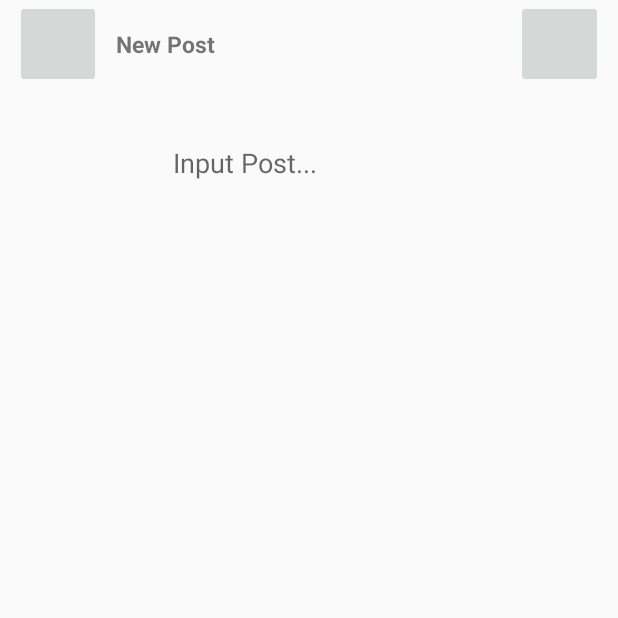
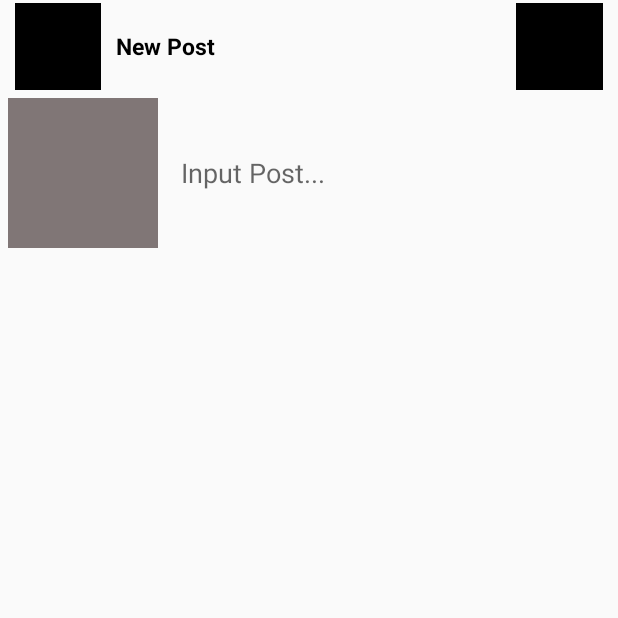
Before and after one commit to CodingVirus/Android_SNS_Project, an Android app: the AddPostActivity screen opened directly, with no data from a screen before it, on a phone screen of 412 x 824 dp, the top half of it. Run offline under Robolectric (Android 15) with nearby library versions, the phone set to English and light mode, and no system bars; our stand-ins replace Firebase (no records; nobody signed in at launch, a user with empty details on screens opened directly).

Commit message:
중간 저장

```diff
--- a/app/build.gradle.kts
+++ b/app/build.gradle.kts
@@ -52,7 +52,10 @@ dependencies {
     implementation("androidx.constraintlayout:constraintlayout:2.1.4")
     implementation("com.google.firebase:firebase-auth:22.3.0")
     implementation("com.google.firebase:firebase-storage:20.3.0")
+    implementation("com.google.firebase:firebase-database:20.3.0")
     testImplementation("junit:junit:4.13.2")
     androidTestImplementation("androidx.test.ext:junit:1.1.5")
     androidTestImplementation("androidx.test.espresso:espresso-core:3.5.1")
+    implementation("androidx.recyclerview:recyclerview:1.2.1")
+    implementation("androidx.recyclerview:recyclerview-selection:1.1.0")
 }
--- a/app/src/main/AndroidManifest.xml
+++ b/app/src/main/AndroidManifest.xml
@@ -28,13 +28,13 @@
             android:name=".SignUpActivity"
             android:exported="false" />
         <activity
-            android:name=".SignInActivity"
+            android:name=".HomeActivity"
             android:exported="false" />
         <activity
             android:name=".MainActivity"
             android:exported="false" />
         <activity
-            android:name=".HomeActivity"
+            android:name=".SignInActivity"
             android:exported="true">
             <intent-filter>
                 <action android:name="android.intent.action.MAIN" />
--- a/app/src/main/java/com/example/sns_app/AddPostActivity.kt
+++ b/app/src/main/java/com/example/sns_app/AddPostActivity.kt
@@ -20,7 +20,11 @@ import android.widget.ImageButton
 import android.widget.ImageView
 import android.widget.LinearLayout
 import android.widget.Toast
+import androidx.core.net.toUri
+import androidx.recyclerview.widget.LinearLayoutManager
 import com.google.firebase.auth.FirebaseAuth
+import com.google.firebase.database.DatabaseReference
+import com.google.firebase.database.FirebaseDatabase
 import com.google.firebase.storage.FirebaseStorage
 import com.google.firebase.storage.StorageReference
 import org.w3c.dom.Text
@@ -33,16 +37,16 @@ class AddPostActivity : AppCompatActivity() {
     private val PICK_IMAGE_FROM_ALBUM: Int by lazy { 0 }
     private var photoUri: Uri? = null
 
-    private val backButton: ImageButton by lazy { findViewById(R.id.btn_back) }
-    private val addPostButton: ImageButton by lazy { findViewById(R.id.btn_add_post) }
+    private val backButton: ImageView by lazy { findViewById(R.id.btn_back) }
+    private val addPostButton: ImageView by lazy { findViewById(R.id.btn_add_post) }
     private val addImageButton: ImageView by lazy { findViewById(R.id.btn_add_image) }
     private val addComment: EditText by lazy { findViewById(R.id.et_comment) }
+
+    private lateinit var database: DatabaseReference
 
     override fun onCreate(savedInstanceState: Bundle?) {
         super.onCreate(savedInstanceState)
         setContentView(R.layout.activity_add_post)
-
-
 
         addImageButton.setOnClickListener {
             //contentUpload()
@@ -69,18 +73,27 @@ class AddPostActivity : AppCompatActivity() {
     private fun contentUpload() {
         if (photoUri != null) {
             val progressDialog = ProgressDialog(this)
-            progressDialog.setTitle(R.string.Uploading_image)
+            progressDialog.setTitle(R.string.Uploading_post)
             progressDialog.setMessage("Processing...")
             progressDialog.show()
 
             val ref: StorageReference = FirebaseStorage.getInstance().getReference()
-                .child("User1/test")
+                .child(photoUri.toString())
+
+            var user1 = UserTest()
+            user1.userName = "Minyong"
+            user1.imageUri = photoUri.toString()
+            user1.comment = addComment?.text.toString()
+
+            database = FirebaseDatabase.getInstance().getReference("Users").child(user1.userName).child(user1.postNum++.toString())
+            database.setValue(user1).addOnSuccessListener {  }
 
             ref.putFile(photoUri!!).addOnSuccessListener {
                 progressDialog.dismiss()
                 Toast.makeText(applicationContext, R.string.Upload_success, Toast.LENGTH_LONG).show()
                 val test = HomeActivity.getInstance()
-                test!!.createPost(photoUri, addComment?.text.toString())
+                //test!!.createPost(photoUri, addComment?.text.toString())
+                test!!.updatePost()
                 finish()
             }.addOnFailureListener {
                 progressDialog.dismiss()
--- a/app/src/main/res/layout/activity_add_post.xml
+++ b/app/src/main/res/layout/activity_add_post.xml
@@ -15,54 +15,61 @@
             android:layout_width="match_parent"
             android:layout_height="0dp"
             android:layout_weight="1"
+            android:layout_marginTop="2dp"
             android:orientation="horizontal">
 
-            <ImageButton
+            <ImageView
                 android:id="@+id/btn_back"
                 android:layout_width="50dp"
                 android:layout_height="match_parent"
                 android:layout_weight="1"
                 android:layout_marginLeft="10dp"
-                android:layout_marginRight="10dp">
-            </ImageButton>
+                android:layout_marginRight="10dp"
+                android:background="@color/black">
+            </ImageView>
 
             <TextView
                 android:layout_width="150dp"
                 android:layout_height="match_parent"
                 android:layout_weight="15"
-                android:gravity="center"
-                android:textAlignment="textStart"
+                android:gravity="start|center"
                 android:textSize="15dp"
                 android:textStyle="bold"
+                android:textColor="@color/black"
                 android:text="@string/New_Post">
             </TextView>
 
-            <ImageButton
+            <ImageView
                 android:id="@+id/btn_add_post"
                 android:layout_width="50dp"
                 android:layout_height="match_parent"
                 android:layout_weight="1"
-                android:layout_marginRight="10dp">
-            </ImageButton>
+                android:layout_marginRight="10dp"
+                android:background="@color/black">
+            </ImageView>
         </LinearLayout>
 
         <LinearLayout
             android:layout_width="match_parent"
             android:layout_height="0dp"
             android:layout_weight="13"
+            android:layout_marginTop="5dp"
             android:orientation="horizontal">
 
             <ImageView
                 android:id="@+id/btn_add_image"
                 android:layout_width="100dp"
                 android:layout_height="100dp"
-                android:layout_marginRight="15dp">
+                android:layout_marginRight="15dp"
+                android:layout_marginLeft="5dp"
+                android:background="#807676">
             </ImageView>
 
             <EditText
                 android:id="@+id/et_comment"
                 android:layout_width="match_parent"
                 android:layout_height="100dp"
+                android:layout_marginRight="10dp"
                 android:hint="@string/Input_post"
                 android:background="@null">
             </EditText>
--- a/app/src/main/res/values/strings.xml
+++ b/app/src/main/res/values/strings.xml
@@ -20,9 +20,9 @@
     <string name="register_success">Register Success</string>
     <string name="Input_post">Input Post...</string>
     <string name="New_Post">New Post</string>
-    <string name="Uploading_image">Uploading Image...</string>
     <string name="Processing">Processing...</string>
     <string name="Upload_success">Uploaded Successfully</string>
     <string name="Upload_fail">Upload Failed...</string>
+    <string name="Uploading_post">Uploading Post...</string>
 
 </resources>
```
Also changed, not shown: app/src/main/java/com/example/sns_app/HomeActivity.kt (+66 -14 lines), app/src/main/java/com/example/sns_app/MyRecyclerAdapter.kt (added, +37 -0 lines), app/src/main/java/com/example/sns_app/UserTest.kt (added, +14 -0 lines), app/src/main/res/layout/activity_home.xml (+8 -19 lines), app/src/main/res/layout/layout_recycler_item.xml (added, +104 -0 lines), 1 other file.
